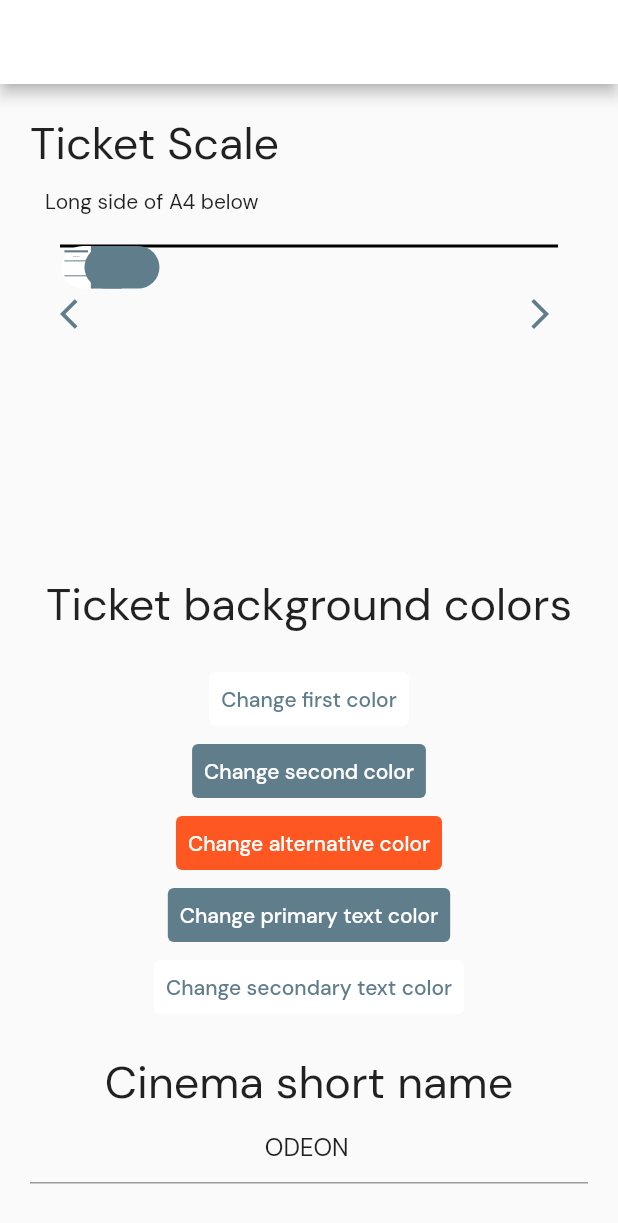
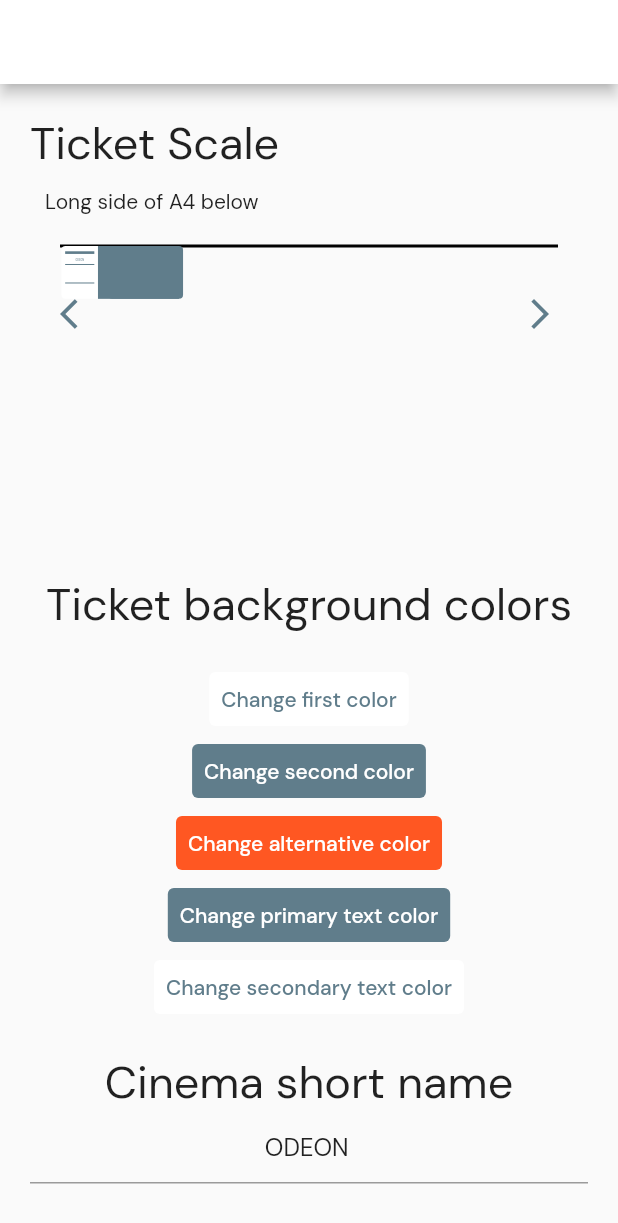
Before and after one commit to josephnglynn/CinemaTicketMaker, a Flutter app: the SettingsPage screen opened directly, after a tap on the "arrow forward ios" icon, on a phone screen of 412 x 824 dp. Shown: the top 1223 px of the screen. Run offline on Flutter 3.47's test engine with Material 2 defaults, Android fonts, the phone set to English and light mode, and no system bars; our stand-ins replace flutter_colorpicker, flutter_datetime_picker, flutter_slidable, google_fonts, permission_handler, printing and 2 more; missing offline and left inert: flutter_barcode_scanner, qr; accounts and stored records are empty.

Commit message:
Major Update

```diff
--- a/lib/api/tickets.dart
+++ b/lib/api/tickets.dart
@@ -1,5 +1,6 @@
 import 'dart:io';
 import 'dart:math';
+import 'dart:typed_data';
 import 'dart:ui' as ui;
 import 'package:cinema_ticket_maker/api/settings.dart';
 import 'package:cinema_ticket_maker/types/cinema_layout.dart';
@@ -23,6 +24,7 @@ import 'package:permission_handler/permission_handler.dart';
 import 'package:printing/printing.dart';
 import 'package:share_plus/share_plus.dart';
 import 'package:qr/qr.dart';
+import 'package:image/image.dart' as _image;
 
 class Tickets {
   static const defaultTicketSize = TicketSize(350, 150);
@@ -30,7 +32,7 @@ class Tickets {
 
   //static double _radiansToDegrees(double radian) => radian * 180 / pi;
 
-  static double _degreesToRadians(double degree) => degree * pi / 180;
+  //static double _degreesToRadians(double degree) => degree * pi / 180;
 
   static String _generateRandomListOfNumbers(int length) {
     String value = "";
@@ -95,9 +97,6 @@ class Tickets {
     textPainter.text = TextSpan(text: "VALID", style: style);
     textPainter.fitCertainWidth(background.width / 10);
     textPainter.paint(canvas, const Offset(10, 50) * scale);
-
-    //VALID WHERE
-    style = style.copyWith(fontSize: 16 * scale);
     textPainter.text =
         TextSpan(text: "AT ${ticketData.cinemaName}", style: style);
     textPainter.fitCertainWidth(background.width / 2);
@@ -189,19 +188,20 @@ class Tickets {
 
   static List<RefNumber>? currentRefNumbers;
 
-  static void drawTicketComponentNew(
+  static Future<void> drawTicketComponentNew(
     Canvas canvas,
     double moveXBy,
     double moveYBy,
     TicketSize ticketSize,
     double scale,
     TicketData ticketData,
-    String? name, {
+    String? name,
+    ui.Image? image, {
     String? refNumber,
     String? row,
     String? number,
     TicketSize ts = Tickets.defaultTicketSize,
-  }) {
+  }) async {
     refNumber ??=
         _generateRandomListOfNumbers(Settings.digitsForReferenceNumber);
 
@@ -212,25 +212,42 @@ class Tickets {
       ..color = TicketColors.theme.secondColorBackground;
 
     double aThird = ticketSize.width * 0.3;
-
     double aThirdPaddingW = aThird * 0.1;
     double aThirdWithPaddingW = aThird * 0.80;
     double aThirdH = ticketSize.height * 0.1;
+    double radius = 7.759155 * scale;
 
     canvas.drawRRect(
-        RRect.fromLTRBR(
-            0, 0, aThird + 25, ticketSize.height, const Radius.circular(25)),
-        pFirstBackground);
+      RRect.fromLTRBR(
+        0,
+        0,
+        aThird + radius,
+        ticketSize.height,
+        Radius.circular(radius),
+      ),
+      pFirstBackground,
+    );
     canvas.drawRect(
-        Rect.fromLTRB(aThird, 0, ticketSize.width - 25, ticketSize.height),
-        pSecondBackground);
+      Rect.fromLTRB(aThird, 0, ticketSize.width - radius, ticketSize.height),
+      pSecondBackground,
+    );
     canvas.drawRRect(
-        RRect.fromLTRBR(ticketSize.width - 50, 0, ticketSize.width,
-            ticketSize.height, const Radius.circular(25)),
-        pSecondBackground);
+      RRect.fromLTRBR(
+        ticketSize.width - 50,
+        0,
+        ticketSize.width,
+        ticketSize.height,
+        Radius.circular(radius),
+      ),
+      pSecondBackground,
+    );
     canvas.drawRect(
-        Rect.fromLTWH(aThirdPaddingW, aThirdH, aThirdWithPaddingW,
-            ticketSize.height * 0.05),
+        Rect.fromLTWH(
+          aThirdPaddingW,
+          aThirdH,
+          aThirdWithPaddingW,
+          ticketSize.height * 0.05,
+        ),
         pSecondBackground);
 
     final painter = CustomTextPainter(
@@ -283,11 +300,23 @@ class Tickets {
     }
 
     style = style.copyWith(fontSize: 2.55 * scale);
+    painter.text = TextSpan(text: "Time:       ", style: style);
+    painter.fitCertainWidth(aThirdWithPaddingW / 2);
+    painter.paint(canvas, Offset(center, ticketSize.height * 0.75));
+
     painter.text = TextSpan(text: "Reference Number:       ", style: style);
     painter.fitCertainWidth(aThirdWithPaddingW / 2);
     painter.paint(canvas, Offset(center, ticketSize.height * 0.875));
 
-    style = style.copyWith(fontSize: 4.1 * scale);
+    style = style.copyWith(fontSize: 4.2 * scale);
+    painter.text = TextSpan(
+      text: utils.DateFormat("MMMM d, yyy - H:mm:s").format(ticketData.date),
+      style: style,
+    );
+    painter.fitCertainWidth(aThirdWithPaddingW / 2);
+    painter.paint(canvas, Offset(center, ticketSize.height * 0.81));
+
+
     painter.text = TextSpan(text: "# $refNumber", style: style);
     painter.fitCertainWidth(aThirdWithPaddingW / 2);
     painter.paint(canvas, Offset(center, ticketSize.height * 0.92));
@@ -329,6 +358,61 @@ class Tickets {
               aThirdPaddingW + (aThirdWithPaddingW - painter.width) / 2 + by5,
               ticketSize.height * 0.4));
     }
+
+    style = style.copyWith(
+        fontSize: 4.1 * scale, color: TicketColors.theme.secondaryText);
+    painter.text = TextSpan(text: "# $refNumber", style: style);
+    painter.fitCertainWidth(aThirdWithPaddingW / 2);
+    painter.paint(
+        canvas, Offset(ticketSize.width - radius - painter.width, aThirdH));
+
+    style = style.copyWith(fontSize: scale * 10);
+    painter.text = TextSpan(text: ticketData.cinemaName, style: style);
+    painter.fitCertainWidth(aThird * 1.5);
+    painter.paint(
+        canvas,
+        Offset(aThird * 2 - painter.width / 2 + aThirdPaddingW * 1.5,
+            ticketSize.height * 0.5));
+
+    canvas.drawLine(
+        Offset(aThirdPaddingW + aThird, ticketSize.height * 0.7),
+        Offset(aThird * 3 + aThirdPaddingW * 2, ticketSize.height * 0.7),
+        Paint()..color = TicketColors.theme.secondaryText);
+
+    style = style.copyWith(fontSize: scale * 6.53);
+    painter.text = TextSpan(text: ticketData.movieName, style: style);
+    painter.fitCertainWidth(aThird * 2);
+    painter.paint(
+      canvas,
+      Offset(aThird * 2 - painter.width / 2 + aThirdPaddingW * 1.5,
+          ticketSize.height * 0.75),
+    );
+
+    if (image != null) {
+      canvas.drawImage(
+          image,
+          Offset(aThird * 2 - image.width / 2 + aThirdPaddingW * 1.5,
+              ticketSize.height * 0.10),
+          Paint());
+    }
+  }
+
+  static Future<ui.Image> loadIcon(double scale) async {
+    final img = _image.decodeImage(
+      (await rootBundle.load("Assets/IconClear.png")).buffer.asUint8List(),
+    )!;
+
+    return (await (await ui.instantiateImageCodec(
+      Uint8List.fromList(
+        _image.encodePng(
+          _image.copyResize(img,
+              width: (img.width * scale * 0.04).toInt(),
+              height: (img.height * scale * 0.04).toInt()),
+        ),
+      ),
+    ))
+            .getNextFrame())
+        .image;
   }
 
   static Future<List<ByteData>> _generateTicketsToShare(
@@ -346,6 +430,8 @@ class Tickets {
     final tSize = Settings.oldTheme
         ? Tickets.defaultTicketSize
         : Tickets.newTicketSize * scale;
+
+    final img = await loadIcon(scale);
 
     String refNumber =
         _generateRandomListOfNumbers(Settings.digitsForReferenceNumber);
@@ -379,6 +465,7 @@ class Tickets {
               scale,
               ticketData,
               name != null ? name[ticketData.participants - 1] : null,
+              img,
               refNumber: refNumber,
               row: cinemaLayout.rows.isEmpty
                   ? "Stan"
@@ -455,6 +542,8 @@ class Tickets {
       String refNumber =
           _generateRandomListOfNumbers(Settings.digitsForReferenceNumber);
 
+      final img = await loadIcon(scale);
+
       while (ticketData.participants > 0) {
         Settings.oldTheme
             ? Tickets.drawTicketComponentOld(
@@ -481,6 +570,7 @@ class Tickets {
                 scale,
                 ticketData,
                 name != null ? name[ticketData.participants - 1] : null,
+                img,
                 refNumber: refNumber,
                 row: cinemaLayout.rows.isEmpty
                     ? "Stan"
--- a/lib/types/custom_text_painter.dart
+++ b/lib/types/custom_text_painter.dart
@@ -33,7 +33,6 @@ class CustomTextPainter extends TextPainter {
     var style = text!.style ?? const TextStyle();
     double fontSize = style.fontSize ?? 30;
     while (width > widthOfConstraint) {
-      print("CALLED LOOP");
       fontSize -= decrease;
       style = style.copyWith(fontSize: fontSize);
 
--- a/lib/ui/settings_page.dart
+++ b/lib/ui/settings_page.dart
@@ -1,3 +1,5 @@
+import 'dart:ui' as ui;
+import 'package:async/async.dart';
 import 'package:cinema_ticket_maker/api/tickets.dart';
 import 'package:cinema_ticket_maker/api/settings.dart';
 import 'package:cinema_ticket_maker/types/page_resolution.dart';
@@ -24,8 +26,15 @@ class _SettingsPageState extends State<SettingsPage> {
 
   final shortNameController = TextEditingController(text: Settings.cinemaShort);
   final longNameController = TextEditingController(text: Settings.cinemaLong);
-  final digitForRefController =
-      TextEditingController(text: Settings.digitsForReferenceNumber.toString());
+  final digitForRefController = TextEditingController(
+    text: Settings.digitsForReferenceNumber.toString(),
+  );
+
+  ui.Image? img;
+  bool updateScale = true;
+  CancelableOperation? cancelableOperation;
+  double previous= 0;
+  bool executingUpdate = false;
 
   void getColor(Color value, Function(Color) func) {
     showDialog(
@@ -96,13 +105,13 @@ class _SettingsPageState extends State<SettingsPage> {
         onPressed: () {
           getColor(
             TicketColors.theme.alt,
-                (value) async {
+            (value) async {
               await TicketColors.updateTheme();
               setState(() {});
             },
           );
         },
-        child:  Text(
+        child: Text(
           "Change alternative color",
           style: TextStyle(
             color: TicketColors.theme.firstColorBackground,
@@ -122,7 +131,7 @@ class _SettingsPageState extends State<SettingsPage> {
             },
           );
         },
-        child:  Text(
+        child: Text(
           "Change primary text color",
           style: TextStyle(
             color: TicketColors.theme.firstColorBackground,
@@ -154,6 +163,42 @@ class _SettingsPageState extends State<SettingsPage> {
       ),
     ];
 
+    final width = MediaQuery.of(context).size.width;
+    final scale = width /
+        (pageSizes["A4"] ??
+                const PageResolution(
+                  1,
+                  1,
+                ))
+            .width *
+        Settings.ticketScale;
+
+
+    if (updateScale) {
+      if (cancelableOperation != null) cancelableOperation!.cancel();
+      cancelableOperation = CancelableOperation.fromFuture(
+        Future(() async {
+          img = await Tickets.loadIcon(scale);
+          setState(() {
+            updateScale = false;
+          });
+        }),
+      );
+    }
+
+
+    if ( previous != width && !executingUpdate ) {
+      executingUpdate = true;
+      Future.delayed(const Duration(seconds: 1), () async {
+        img = await Tickets.loadIcon(scale);
+        setState(() {
+          updateScale = false;
+          executingUpdate = false;
+          previous = width;
+        });
+      });
+    }
+
     return Scaffold(
       appBar: AppBar(
         title: const Text("Settings"),
@@ -179,14 +224,7 @@ class _SettingsPageState extends State<SettingsPage> {
                     color: Colors.purple,
                   ),
                   child: CustomPaint(
-                    painter: TicketPainter(constraints.maxWidth /
-                        (pageSizes["A4"] ??
-                                const PageResolution(
-                                  1,
-                                  1,
-                                ))
-                            .width *
-                        Settings.ticketScale),
+                    painter: TicketPainter(scale, img),
                   ),
                 ),
               ),
@@ -198,12 +236,14 @@ class _SettingsPageState extends State<SettingsPage> {
                   onPressed: () async {
                     setState(() {
                       Settings.ticketScale -= 1;
+                      updateScale = true;
                     });
                     await Settings.setTicketScale(Settings.ticketScale);
                   },
                   onLongPress: () async {
                     setState(() {
                       Settings.ticketScale -= 0.2;
+                      updateScale = true;
                     });
                     await Settings.setTicketScale(Settings.ticketScale);
                   },
@@ -216,12 +256,14 @@ class _SettingsPageState extends State<SettingsPage> {
                   onPressed: () async {
                     setState(() {
                       Settings.ticketScale += 1;
+                      updateScale = true;
                     });
                     await Settings.setTicketScale(Settings.ticketScale);
                   },
                   onLongPress: () async {
                     setState(() {
                       Settings.ticketScale += 0.2;
+                      updateScale = true;
                     });
                     await Settings.setTicketScale(Settings.ticketScale);
                   },
@@ -459,11 +501,20 @@ class _SettingsPageState extends State<SettingsPage> {
 
 class TicketPainter extends CustomPainter {
   final double scale;
+  final ui.Image? image;
 
-  TicketPainter(this.scale);
+  TicketPainter(this.scale, this.image);
+
+  final data = TicketData(
+    "Star Wars: Episode V - The Empire Strikes Back",
+    1,
+    Settings.cinemaLong,
+    Settings.cinemaShort,
+    DateTime.now(),
+  );
 
   @override
-  void paint(Canvas canvas, Size size) {
+  void paint(Canvas canvas, Size size) async {
     double x = 0, y = 0;
     Settings.oldTheme
         ? Tickets.drawTicketComponentOld(
@@ -472,32 +523,23 @@ class TicketPainter extends CustomPainter {
             y,
             Tickets.defaultTicketSize * scale,
             scale,
-            TicketData(
-              "Star Wars",
-              1,
-              Settings.cinemaLong,
-              Settings.cinemaShort,
-              DateTime.now(),
-            ),
+            data,
             "John Smith",
             row: "A",
-            number: "2")
+            number: "2",
+          )
         : Tickets.drawTicketComponentNew(
             canvas,
             x,
             y,
             Tickets.newTicketSize * scale,
             scale,
-            TicketData(
-              "Star Wars",
-              1,
-              Settings.cinemaLong,
-              Settings.cinemaShort,
-              DateTime.now(),
-            ),
+            data,
             "John Smith",
+            image,
             row: "A",
-            number: "2");
+            number: "2",
+          );
   }
 
   @override
--- a/pubspec.yaml
+++ b/pubspec.yaml
@@ -15,7 +15,7 @@ publish_to: 'none' # Remove this line if you wish to publish to pub.dev
 # In iOS, build-name is used as CFBundleShortVersionString while build-number used as CFBundleVersion.
 # Read more about iOS versioning at
 # https://developer.apple.com/library/archive/documentation/General/Reference/InfoPlistKeyReference/Articles/CoreFoundationKeys.html
-version: 0.1.2+1
+version: 0.1.3+1
 
 environment:
   sdk: ">=2.12.0 <3.0.0"
@@ -43,7 +43,7 @@ dependencies:
   qr: ^2.1.0
   flutter_barcode_scanner: ^2.0.0
   google_fonts: ^2.1.0
-
+  async: ^2.8.1
 
   # The following adds the Cupertino Icons font to your application.
   # Use with the CupertinoIcons class for iOS style icons.
@@ -120,3 +120,4 @@ flutter:
   # see https://flutter.dev/custom-fonts/#from-packages
   assets:
     - Assets/Icon.png
+    - Assets/IconClear.png
```
Also changed, not shown: Assets/IconClear.png (added).
